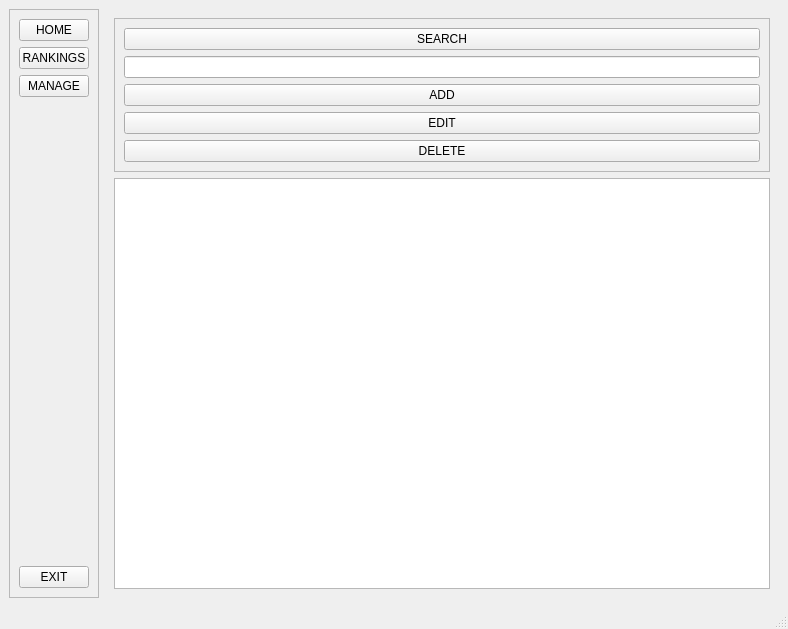
Above: SS7 & SS8/ui/main_window.ui from khanhhlq/LVV-C4K-PTI08 before the change. Below: the same form after it.
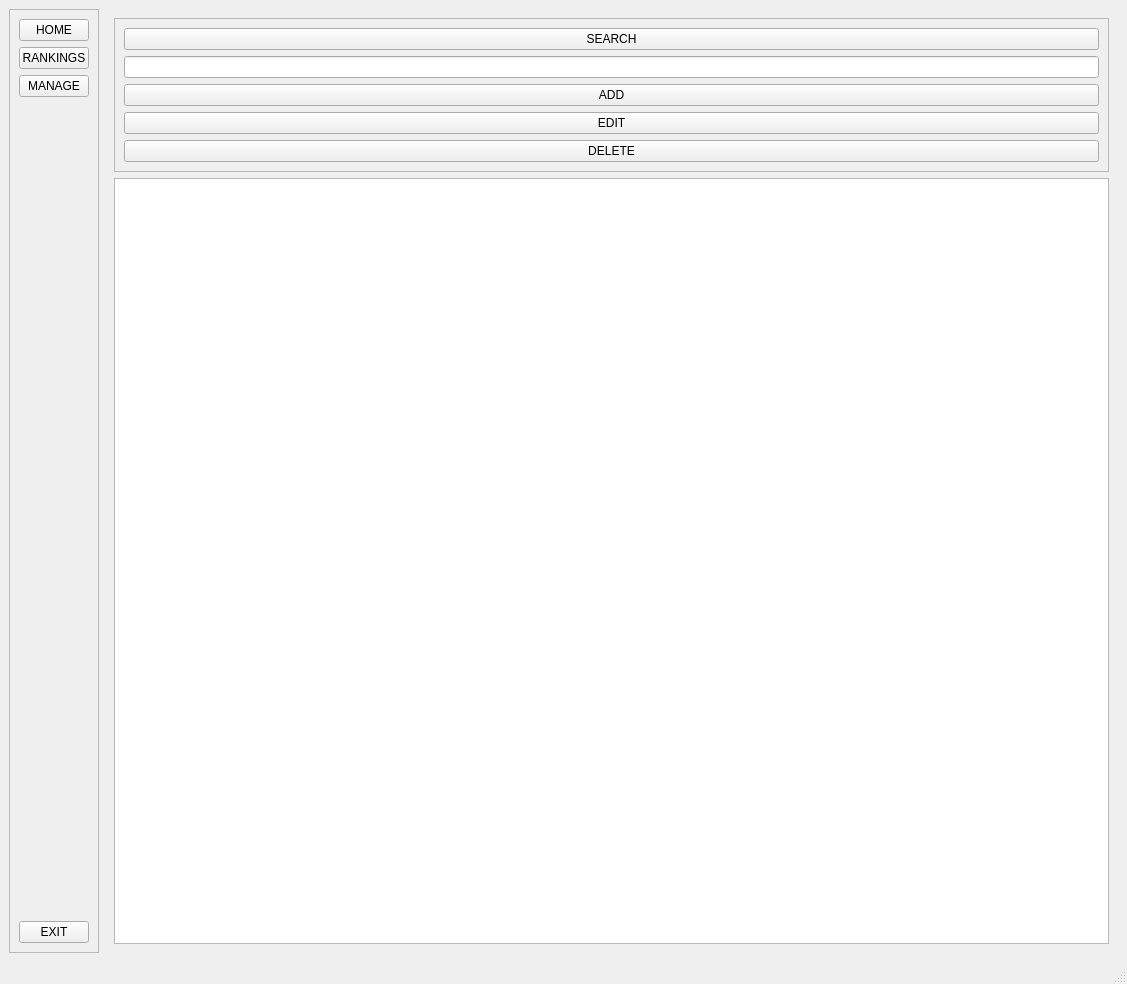
That is the form after the change. Icons and pictures are not drawn.

Diff of the .ui file:
```diff
--- a/SS7 & SS8/ui/main_window.ui
+++ b/SS7 & SS8/ui/main_window.ui
@@ -6,8 +6,8 @@
    <rect>
     <x>0</x>
     <y>0</y>
-    <width>788</width>
-    <height>629</height>
+    <width>1127</width>
+    <height>984</height>
    </rect>
   </property>
   <property name="windowTitle">
```
Left out of the diff: 2 changed lines with no effect on the pictures.
